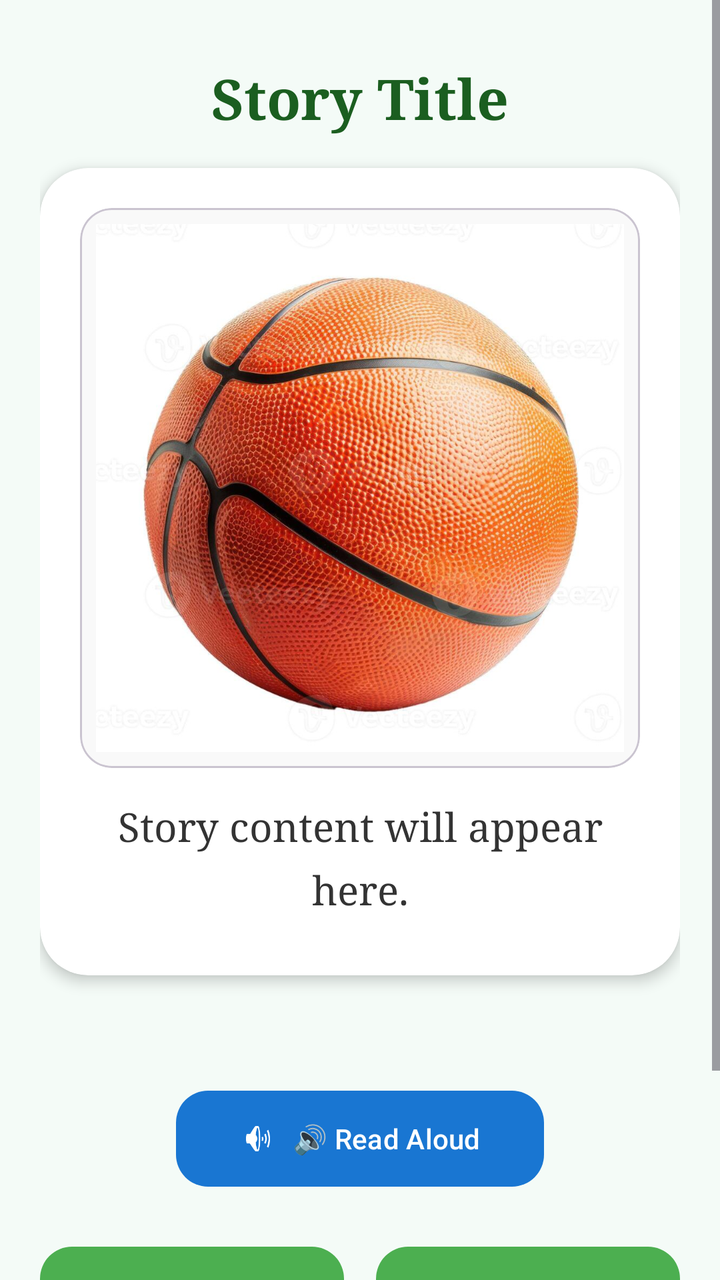
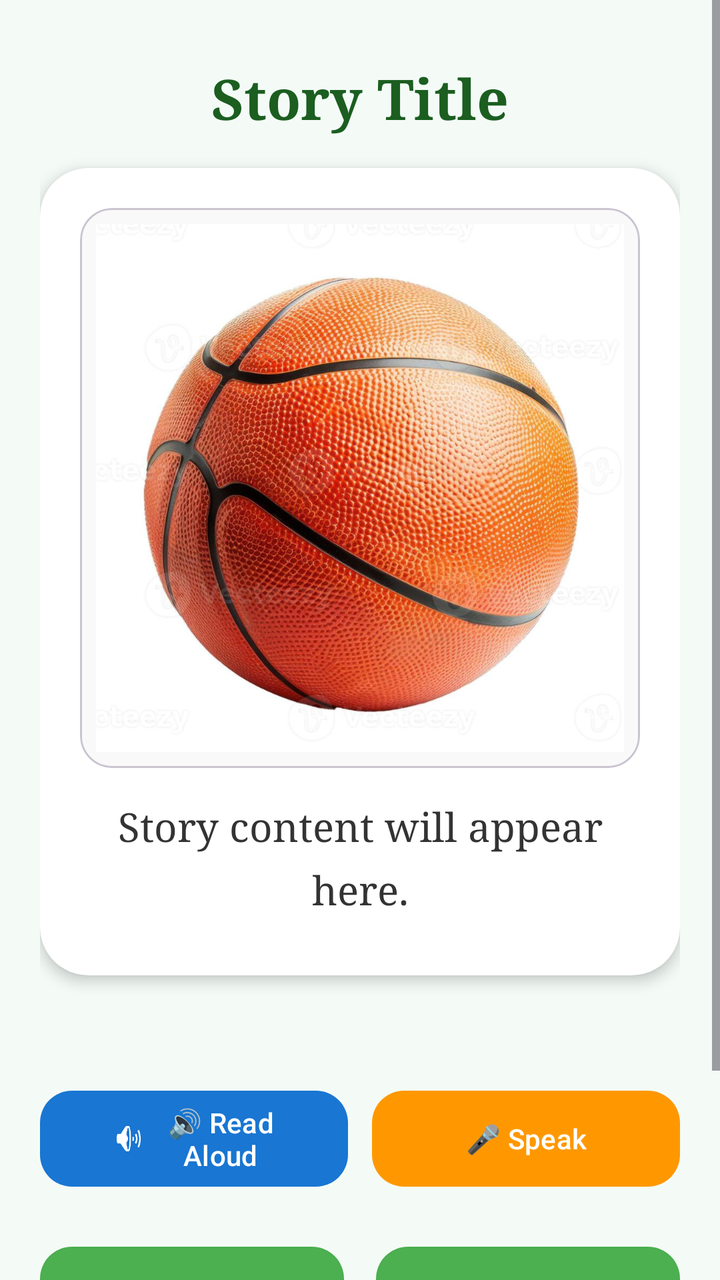

Two renders of the same Android screen: before a commit and after it. Below are the layout's source before the change and the commit's diff.
<!-- AndroidManifest.xml: application theme Theme.Casanesapps3 -->
<!-- res/layout/activity_story.xml -->
<?xml version="1.0" encoding="utf-8"?>
<ScrollView xmlns:android="http://schemas.android.com/apk/res/android"
    xmlns:app="http://schemas.android.com/apk/res-auto"
    android:layout_width="match_parent"
    android:layout_height="match_parent"
    android:fillViewport="true"
    android:background="#F4FBF7">

    <LinearLayout
        android:id="@+id/layoutStoryPage"
        android:layout_width="match_parent"
        android:layout_height="wrap_content"
        android:orientation="vertical"
        android:gravity="center_horizontal"
        android:padding="20dp">

        <TextView
            android:id="@+id/tvStoryTitle"
            android:layout_width="wrap_content"
            android:layout_height="wrap_content"
            android:text="@string/story_title_placeholder"
            android:textSize="28sp"
            android:textStyle="bold"
            android:textColor="#1B5E20"
            android:layout_marginTop="10dp"
            android:layout_marginBottom="16dp"
            android:gravity="center"
            android:fontFamily="serif"/>

        
        <com.google.android.material.card.MaterialCardView
            android:layout_width="match_parent"
            android:layout_height="wrap_content"
            app:cardCornerRadius="24dp"
            app:cardElevation="4dp"
            app:strokeWidth="0dp"
            app:cardBackgroundColor="#FFFFFF"
            android:layout_marginBottom="20dp">

            <LinearLayout
                android:layout_width="match_parent"
                android:layout_height="wrap_content"
                android:orientation="vertical"
                android:gravity="center"
                android:padding="20dp">

                <com.google.android.material.card.MaterialCardView
                    android:layout_width="match_parent"
                    android:layout_height="wrap_content"
                    app:cardCornerRadius="16dp"
                    app:cardElevation="0dp"
                    app:cardBackgroundColor="#F9F9F9"
                    android:layout_marginBottom="16dp">

                    <ImageView
                        android:id="@+id/ivStoryImage"
                        android:layout_width="match_parent"
                        android:layout_height="wrap_content"
                        android:adjustViewBounds="true"
                        android:maxHeight="300dp"
                        android:scaleType="fitCenter"
                        android:contentDescription="@string/story_illustration"
                        android:src="@drawable/ball_image"
                        android:padding="8dp"/>
                </com.google.android.material.card.MaterialCardView>

                <TextView
                    android:id="@+id/tvStoryContent"
                    android:layout_width="match_parent"
                    android:layout_height="wrap_content"
                    android:text="@string/story_content_placeholder"
                    android:textSize="20sp"
                    android:textColor="#333333"
                    android:lineSpacingExtra="8dp"
                    android:gravity="center"
                    android:fontFamily="serif"
                    android:paddingBottom="10dp"/>
            </LinearLayout>
        </com.google.android.material.card.MaterialCardView>

        <TextView
            android:id="@+id/tvFeedback"
            android:layout_width="match_parent"
            android:layout_height="wrap_content"
            android:textSize="16sp"
            android:textStyle="bold"
            android:layout_marginBottom="12dp"
            android:gravity="center"
            android:textColor="#2E7D32"
            android:minHeight="20dp"/>

        
        <com.google.android.material.button.MaterialButton
            android:id="@+id/btnReadAloud"
            android:layout_width="wrap_content"
            android:layout_height="56dp"
            android:text="@string/read_aloud"
            app:backgroundTint="#1976D2"
            app:cornerRadius="16dp"
            android:paddingHorizontal="32dp"
            android:layout_marginBottom="20dp"
            android:textAllCaps="false"
            app:icon="@android:drawable/ic_lock_silent_mode_off"
            app:iconGravity="textStart"/>

        <LinearLayout
            android:layout_width="match_parent"
            android:layout_height="wrap_content"
            android:orientation="horizontal"
            android:gravity="center">

            <com.google.android.material.button.MaterialButton
                android:id="@+id/btnPrevious"
                android:layout_width="0dp"
                android:layout_height="56dp"
                android:layout_weight="1"
                android:text="@string/previous_icon"
                app:backgroundTint="#4CAF50"
                app:cornerRadius="16dp"
                android:textAllCaps="false"
                style="@style/Widget.MaterialComponents.Button.UnelevatedButton"/>

            <Space
                android:layout_width="16dp"
                android:layout_height="wrap_content" />

            <com.google.android.material.button.MaterialButton
                android:id="@+id/btnNext"
                android:layout_width="0dp"
                android:layout_height="56dp"
                android:layout_weight="1"
                android:text="@string/next_icon"
                app:backgroundTint="#4CAF50"
                app:cornerRadius="16dp"
                android:textAllCaps="false"
                style="@style/Widget.MaterialComponents.Button.UnelevatedButton"/>
        </LinearLayout>

        <Button
            android:id="@+id/btnBack"
            android:layout_width="wrap_content"
            android:layout_height="wrap_content"
            android:text="@string/back_to_menu"
            android:layout_marginTop="24dp"
            style="?android:attr/borderlessButtonStyle"
            android:textColor="#666666"
            android:textAllCaps="false"
            android:textStyle="bold"/>

    </LinearLayout>
</ScrollView>
<!-- resources referenced by this layout -->
<resources>
  <!-- drawable ball_image: jpg bitmap (drawable, 140760 bytes) -->
  <string name="back_to_menu">Back to Menu</string>
  <string name="next_icon">Next ➡</string>
  <string name="previous_icon">⬅ Previous</string>
  <string name="read_aloud">🔊 Read Aloud</string>
  <string name="story_content_placeholder">Story content will appear here.</string>
  <string name="story_illustration">Story illustration</string>
  <string name="story_title_placeholder">Story Title</string>
  <style name="Theme.Casanesapps3" parent="Base.Theme.Casanesapps3" />
  <style name="Base.Theme.Casanesapps3" parent="Theme.Material3.DayNight.NoActionBar">
          
          <item name="colorPrimary">@color/primary</item>
          <item name="colorPrimaryVariant">@color/primary_dark</item>
          <item name="colorSecondary">@color/accent</item>
          <item name="android:windowBackground">@color/background</item>
          <item name="android:statusBarColor">@color/primary_dark</item>
      </style>
  <color name="primary">#2E7D32</color>
  <color name="primary_dark">#1B5E20</color>
  <color name="accent">#FBC02D</color>
  <color name="background">#E8F5E9</color>
</resources>

<!-- the commit's change to res/layout/activity_story.xml (unified diff, before → after) -->
@@ -90,18 +90,39 @@
             android:minHeight="20dp"/>
 
         
-        <com.google.android.material.button.MaterialButton
-            android:id="@+id/btnReadAloud"
-            android:layout_width="wrap_content"
-            android:layout_height="56dp"
-            android:text="@string/read_aloud"
-            app:backgroundTint="#1976D2"
-            app:cornerRadius="16dp"
-            android:paddingHorizontal="32dp"
-            android:layout_marginBottom="20dp"
-            android:textAllCaps="false"
-            app:icon="@android:drawable/ic_lock_silent_mode_off"
-            app:iconGravity="textStart"/>
+        <LinearLayout
+            android:layout_width="match_parent"
+            android:layout_height="wrap_content"
+            android:orientation="horizontal"
+            android:gravity="center"
+            android:layout_marginBottom="20dp">
+
+            <com.google.android.material.button.MaterialButton
+                android:id="@+id/btnReadAloud"
+                android:layout_width="0dp"
+                android:layout_height="56dp"
+                android:layout_weight="1"
+                android:text="@string/read_aloud"
+                app:backgroundTint="#1976D2"
+                app:cornerRadius="16dp"
+                android:textAllCaps="false"
+                app:icon="@android:drawable/ic_lock_silent_mode_off"
+                app:iconGravity="textStart"/>
+
+            <Space
+                android:layout_width="12dp"
+                android:layout_height="wrap_content" />
+
+            <com.google.android.material.button.MaterialButton
+                android:id="@+id/btnMic"
+                android:layout_width="0dp"
+                android:layout_height="56dp"
+                android:layout_weight="1"
+                android:text="🎤 Speak"
+                app:backgroundTint="#FF9800"
+                app:cornerRadius="16dp"
+                android:textAllCaps="false"/>
+        </LinearLayout>
 
         <LinearLayout
             android:layout_width="match_parent"
